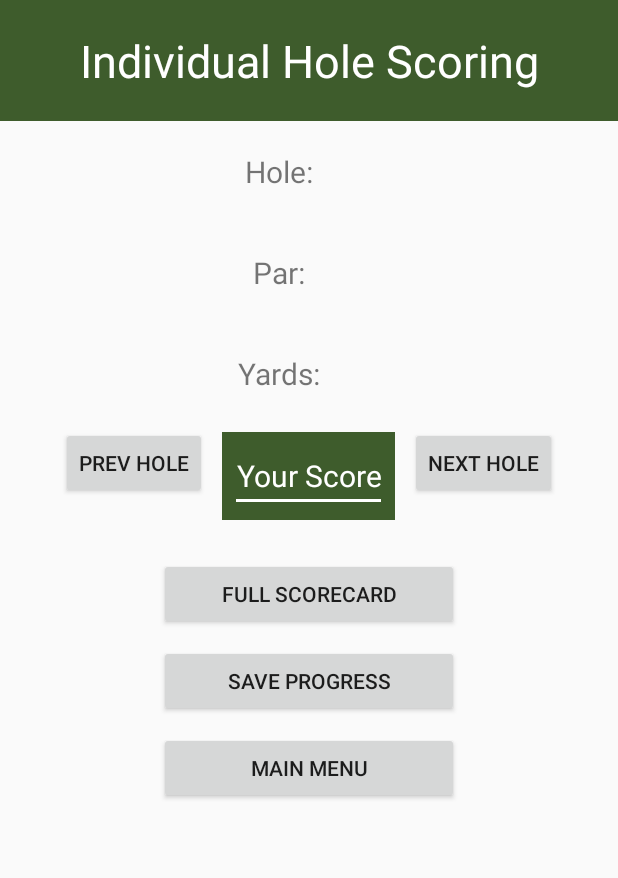
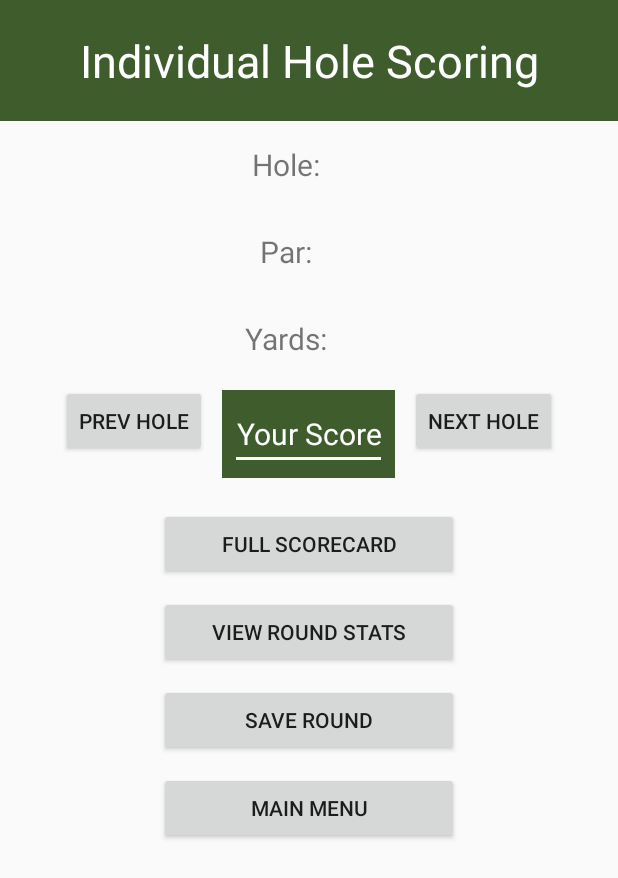
Before and after one commit to JoshAnderson4201/BendersonScorecardApp, an Android app: the IndividualHole screen opened directly, with no data from a screen before it, on a phone screen of 412 x 824 dp. Shown: the top 878 px of the screen. Run offline under Robolectric (Android 15) with nearby library versions, the phone set to English and light mode, and no system bars.

Commit message:
Lots of updates

```diff
--- a/BendersonScorecard/app/src/main/AndroidManifest.xml
+++ b/BendersonScorecard/app/src/main/AndroidManifest.xml
@@ -22,6 +22,7 @@
         <activity android:name=".FullScorecard"
             android:screenOrientation="landscape"/>
         <activity android:name=".RoundSummary"/>
+        <activity android:name=".ViewStats"/>
     </application>
 
 </manifest>
--- a/BendersonScorecard/app/src/main/java/com/example/ja160637/bendersonscorecard/MainActivity.java
+++ b/BendersonScorecard/app/src/main/java/com/example/ja160637/bendersonscorecard/MainActivity.java
@@ -32,4 +32,9 @@ public class MainActivity extends AppCompatActivity {
         startActivity(launchPastRounds);
     }
 
+    public void viewStats( View v ) {
+        Intent launchviewStats = new Intent (this, ViewStats.class);
+        startActivity(launchviewStats);
+    }
+
 }
--- a/BendersonScorecard/app/src/main/res/layout/activity_individual_hole.xml
+++ b/BendersonScorecard/app/src/main/res/layout/activity_individual_hole.xml
@@ -56,7 +56,7 @@
             android:layout_width="wrap_content"
             android:layout_height="wrap_content"
             android:layout_centerHorizontal="true"
-            android:layout_margin="20dp"
+            android:layout_margin="15dp"
             android:layout_toRightOf="@+id/holeNumberLabel"
             android:textSize="20sp"/>
 
@@ -65,7 +65,7 @@
             android:layout_width="wrap_content"
             android:layout_height="wrap_content"
             android:layout_centerHorizontal="true"
-            android:layout_margin="20dp"
+            android:layout_margin="15dp"
             android:text="Hole:"
             android:textSize="20sp"/>
 
@@ -82,9 +82,8 @@
             android:id="@+id/holeParLabel"
             android:layout_width="wrap_content"
             android:layout_height="wrap_content"
-            android:layout_below="@id/holeNumber"
             android:layout_centerHorizontal="true"
-            android:layout_margin="20dp"
+            android:layout_margin="15dp"
             android:text="Par:"
             android:textSize="20sp"/>
 
@@ -92,9 +91,8 @@
             android:id="@+id/holePar"
             android:layout_width="wrap_content"
             android:layout_height="wrap_content"
-            android:layout_below="@id/holeNumber"
             android:layout_centerHorizontal="true"
-            android:layout_margin="20dp"
+            android:layout_margin="15dp"
             android:layout_toRightOf="@+id/holeParLabel"
             android:textSize="20sp"/>
     </RelativeLayout>
@@ -110,9 +108,8 @@
             android:id="@+id/holeYardageLabel"
             android:layout_width="wrap_content"
             android:layout_height="wrap_content"
-            android:layout_below="@id/holePar"
             android:layout_centerHorizontal="true"
-            android:layout_margin="20dp"
+            android:layout_margin="15dp"
             android:text="Yards:"
             android:textSize="20sp"/>
 
@@ -120,9 +117,8 @@
             android:id="@+id/holeYardage"
             android:layout_width="wrap_content"
             android:layout_height="wrap_content"
-            android:layout_below="@id/holePar"
             android:layout_centerHorizontal="true"
-            android:layout_margin="20dp"
+            android:layout_margin="15dp"
             android:layout_toRightOf="@+id/holeYardageLabel"
             android:textSize="20sp"/>
 
@@ -164,19 +160,31 @@
         android:layout_height="wrap_content"
         android:layout_below="@+id/enterScores"
         android:layout_centerHorizontal="true"
-        android:layout_marginTop="25dp"
+        android:layout_marginTop="20dp"
+        android:layout_marginBottom="5dp"
         android:onClick="fullScorecard"
         android:text="Full Scorecard"/>
+
+    <Button
+        android:id="@+id/viewRoundStats"
+        android:layout_width="200dp"
+        android:layout_height="wrap_content"
+        android:layout_below="@+id/goToScorecard"
+        android:layout_centerHorizontal="true"
+        android:layout_margin="5dp"
+        android:text="View round stats"
+        android:onClick="viewSummary"
+        />
 
     <Button
         android:id="@+id/saveRound"
         android:layout_width="200dp"
         android:layout_height="wrap_content"
-        android:layout_below="@+id/goToScorecard"
+        android:layout_below="@+id/viewRoundStats"
         android:layout_centerHorizontal="true"
-        android:layout_margin="10dp"
+        android:layout_margin="5dp"
         android:onClick="saveRound"
-        android:text="Save Progress"
+        android:text="Save Round"
         />
 
     <Button
@@ -184,6 +192,7 @@
         android:layout_width="200dp"
         android:layout_height="wrap_content"
         android:layout_below="@+id/saveRound"
+        android:layout_margin="5dp"
         android:layout_centerHorizontal="true"
         android:onClick="mainMenu"
         android:text="Main Menu"
--- a/BendersonScorecard/app/src/main/res/layout/activity_main.xml
+++ b/BendersonScorecard/app/src/main/res/layout/activity_main.xml
@@ -46,6 +46,7 @@
         android:padding="15dp"
         android:layout_below="@+id/pastRound"
         android:src="@drawable/ic_viewstatsbutton"
+        android:onClick="viewStats"
         />
 
 
```
Also changed, not shown: BendersonScorecard/app/src/main/java/com/example/ja160637/bendersonscorecard/DatabaseHandler.java (+15 -3 lines), BendersonScorecard/app/src/main/java/com/example/ja160637/bendersonscorecard/IndividualHole.java (+11 -28 lines), BendersonScorecard/app/src/main/java/com/example/ja160637/bendersonscorecard/PastRounds.java (+15 -0 lines), BendersonScorecard/app/src/main/java/com/example/ja160637/bendersonscorecard/RoundSummary.java (+8 -0 lines), BendersonScorecard/app/src/main/java/com/example/ja160637/bendersonscorecard/ViewStats.java (added, +74 -0 lines), BendersonScorecard/app/src/main/res/layout/activity_past_rounds.xml (+13 -2 lines), BendersonScorecard/app/src/main/res/layout/activity_round_summary.xml (+8 -0 lines), BendersonScorecard/app/src/main/res/layout/activity_view_stats.xml (added, +127 -0 lines).
